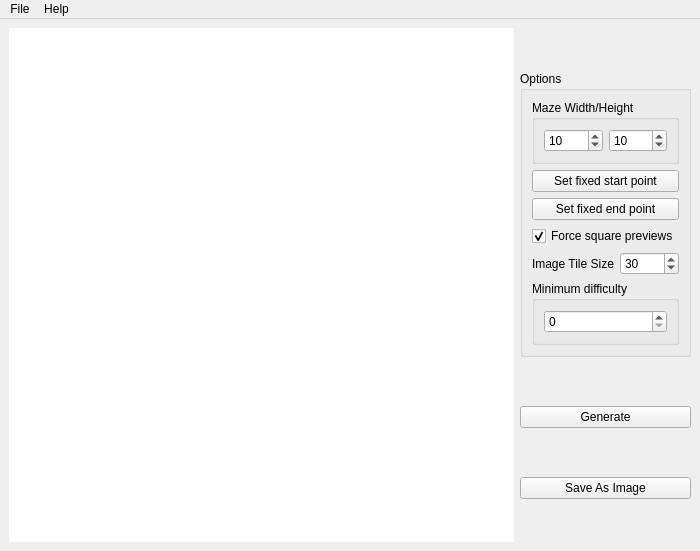
Qt form mazegui.ui (GLolol/trulyamazed) before a commit.
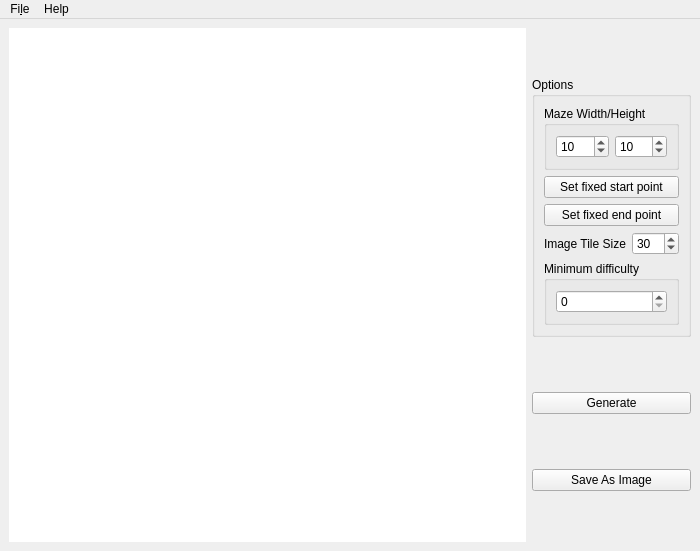
The same form after that commit.

Commit message:
Remove "Force Square tiles" options
This is mostly useless because non-square mazes look awful.

Diff of the .ui file:
```diff
--- a/mazegui.ui
+++ b/mazegui.ui
@@ -112,22 +112,6 @@
            </property>
           </widget>
          </item>
-         <item>
-          <widget class="QCheckBox" name="force_square_tiles">
-           <property name="sizePolicy">
-            <sizepolicy hsizetype="Minimum" vsizetype="MinimumExpanding">
-             <horstretch>0</horstretch>
-             <verstretch>0</verstretch>
-            </sizepolicy>
-           </property>
-           <property name="text">
-            <string>Force square previews</string>
-           </property>
-           <property name="checked">
-            <bool>true</bool>
-           </property>
-          </widget>
-         </item>
          <item>
           <layout class="QHBoxLayout" name="horizontalLayout_3">
            <item>
@@ -210,12 +194,12 @@
      <x>0</x>
      <y>0</y>
      <width>700</width>
-     <height>21</height>
+     <height>30</height>
     </rect>
    </property>
    <widget class="QMenu" name="menuFile">
     <property name="title">
-     <string>File</string>
+     <string>Fi&amp;le</string>
     </property>
     <addaction name="actionQuit"/>
    </widget>
```
Left out of the diff: 2 changed lines with no effect on the pictures. The commit also changes 2 other files.
